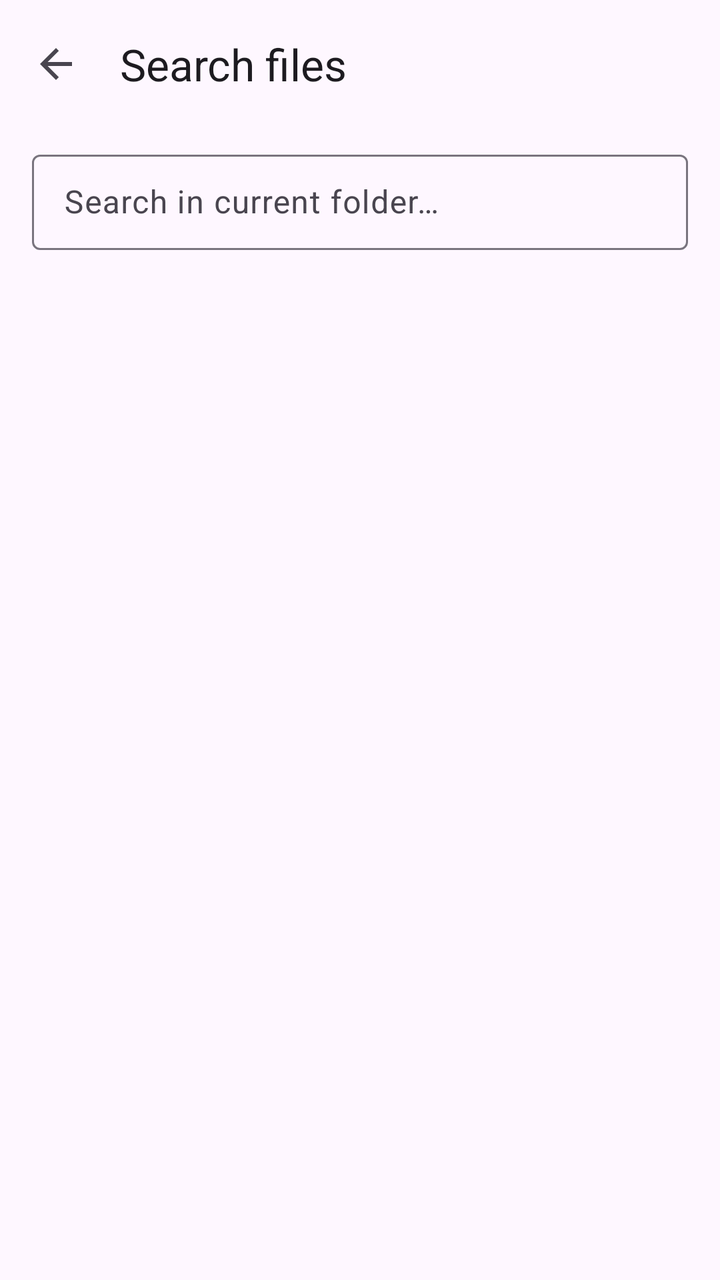
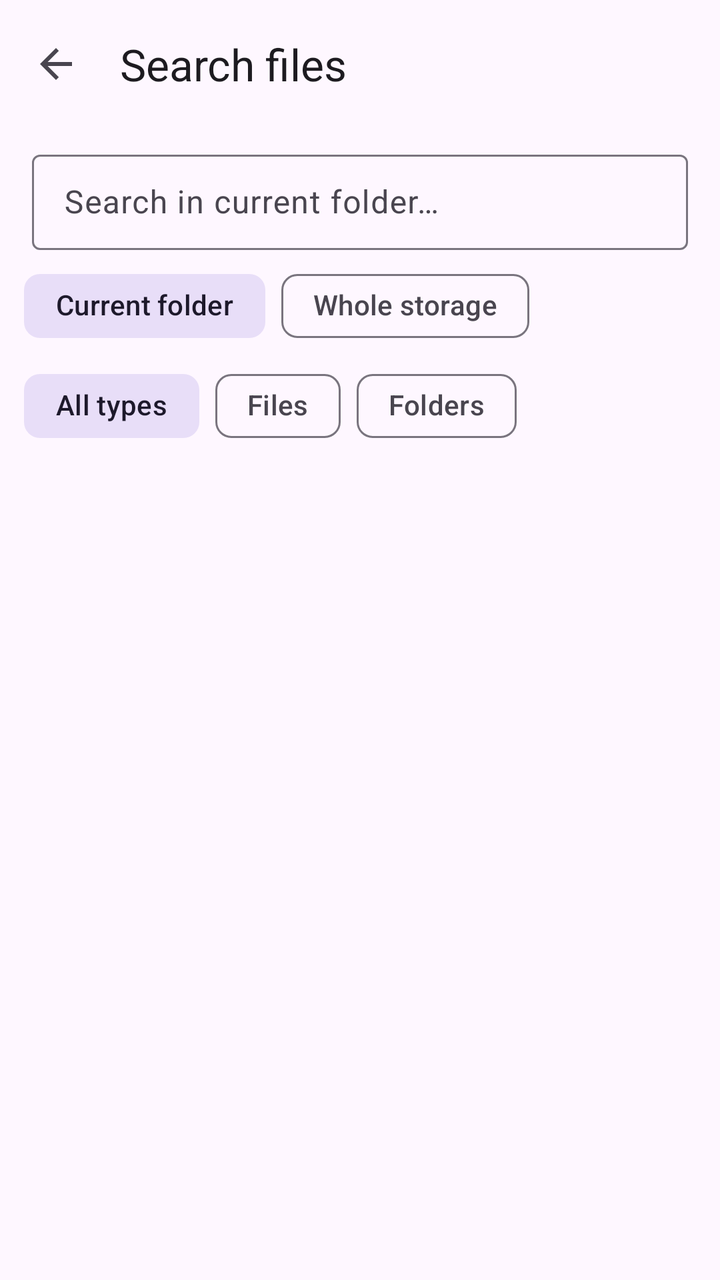

An Android layout rendered at two revisions. The XML below is the earlier revision; the diff shows what the commit changed to produce the second picture.
<!-- AndroidManifest.xml: application theme Theme.FileManagerPro -->
<!-- res/layout/activity_search.xml -->
<?xml version="1.0" encoding="utf-8"?>
<LinearLayout xmlns:android="http://schemas.android.com/apk/res/android"
    xmlns:app="http://schemas.android.com/apk/res-auto"
    android:layout_width="match_parent"
    android:layout_height="match_parent"
    android:orientation="vertical">

    <com.google.android.material.appbar.MaterialToolbar
        android:id="@+id/toolbar"
        android:layout_width="match_parent"
        android:layout_height="?attr/actionBarSize"
        app:navigationIcon="@drawable/ic_arrow_back"
        app:title="@string/action_search" />

    <com.google.android.material.textfield.TextInputLayout
        style="@style/Widget.Material3.TextInputLayout.OutlinedBox.Dense"
        android:layout_width="match_parent"
        android:layout_height="wrap_content"
        android:layout_marginStart="16dp"
        android:layout_marginTop="8dp"
        android:layout_marginEnd="16dp"
        android:hint="@string/search_hint">

        <com.google.android.material.textfield.TextInputEditText
            android:id="@+id/etQuery"
            android:layout_width="match_parent"
            android:layout_height="wrap_content"
            android:imeOptions="actionSearch"
            android:inputType="text"
            android:maxLines="1" />
    </com.google.android.material.textfield.TextInputLayout>

    <FrameLayout
        android:layout_width="match_parent"
        android:layout_height="0dp"
        android:layout_weight="1">

        <androidx.recyclerview.widget.RecyclerView
            android:id="@+id/recycler"
            android:layout_width="match_parent"
            android:layout_height="match_parent"
            android:clipToPadding="false"
            android:paddingTop="4dp" />

        <TextView
            android:id="@+id/tvEmpty"
            android:layout_width="wrap_content"
            android:layout_height="wrap_content"
            android:layout_gravity="center"
            android:text="@string/search_no_results"
            android:textAppearance="@style/TextAppearance.Material3.BodyLarge"
            android:textColor="?android:attr/textColorSecondary"
            android:visibility="gone" />
    </FrameLayout>
</LinearLayout>
<!-- resources referenced by this layout -->
<resources>
  <!-- drawable ic_arrow_back (drawable) -->
  <?xml version="1.0" encoding="utf-8"?>
  <vector xmlns:android="http://schemas.android.com/apk/res/android"
      android:width="24dp"
      android:height="24dp"
      android:viewportWidth="24"
      android:viewportHeight="24"
      android:tint="?attr/colorControlNormal">
      <path
          android:fillColor="@android:color/white"
          android:pathData="M20,11H7.83l5.59,-5.59L12,4l-8,8 8,8 1.41,-1.41L7.83,13H20v-2z" />
  </vector>
  <string name="action_search">Search files</string>
  <string name="search_hint">Search in current folder…</string>
  <string name="search_no_results">No results found</string>
  <style name="Theme.FileManagerPro" parent="Theme.Material3.DayNight.NoActionBar">
          <item name="colorPrimary">@color/brand_primary</item>
          <item name="colorOnPrimary">@android:color/white</item>
          <item name="colorPrimaryContainer">@color/brand_primary_dark</item>
          <item name="colorSecondary">@color/brand_secondary</item>
          <item name="colorTertiary">@color/brand_accent</item>
      </style>
  <color name="brand_primary">#1565C0</color>
  <color name="brand_primary_dark">#0D47A1</color>
  <color name="brand_secondary">#00838F</color>
  <color name="brand_accent">#FFB300</color>
</resources>

<!-- the commit's change to res/layout/activity_search.xml (unified diff, before → after) -->
@@ -30,6 +30,77 @@
             android:maxLines="1" />
     </com.google.android.material.textfield.TextInputLayout>
 
+    <com.google.android.material.chip.ChipGroup
+        android:id="@+id/chipGroupScope"
+        android:layout_width="match_parent"
+        android:layout_height="wrap_content"
+        android:layout_marginStart="12dp"
+        android:layout_marginTop="4dp"
+        android:layout_marginEnd="12dp"
+        app:selectionRequired="true"
+        app:singleLine="true"
+        app:singleSelection="true">
+
+        <com.google.android.material.chip.Chip
+            android:id="@+id/chipScopeCurrent"
+            style="@style/Widget.Material3.Chip.Filter"
+            android:layout_width="wrap_content"
+            android:layout_height="wrap_content"
+            android:checked="true"
+            android:checkable="true"
+            android:text="@string/search_scope_current"
+            app:checkedIconVisible="false" />
+
+        <com.google.android.material.chip.Chip
+            android:id="@+id/chipScopeWhole"
+            style="@style/Widget.Material3.Chip.Filter"
+            android:layout_width="wrap_content"
+            android:layout_height="wrap_content"
+            android:checkable="true"
+            android:text="@string/search_scope_whole"
+            app:checkedIconVisible="false" />
+    </com.google.android.material.chip.ChipGroup>
+
+    <com.google.android.material.chip.ChipGroup
+        android:id="@+id/chipGroupType"
+        android:layout_width="match_parent"
+        android:layout_height="wrap_content"
+        android:layout_marginStart="12dp"
+        android:layout_marginTop="2dp"
+        android:layout_marginEnd="12dp"
+        app:selectionRequired="true"
+        app:singleLine="true"
+        app:singleSelection="true">
+
+        <com.google.android.material.chip.Chip
+            android:id="@+id/chipTypeAll"
+            style="@style/Widget.Material3.Chip.Filter"
+            android:layout_width="wrap_content"
+            android:layout_height="wrap_content"
+            android:checked="true"
+            android:checkable="true"
+            android:text="@string/search_filter_all"
+            app:checkedIconVisible="false" />
+
+        <com.google.android.material.chip.Chip
+            android:id="@+id/chipTypeFiles"
+            style="@style/Widget.Material3.Chip.Filter"
+            android:layout_width="wrap_content"
+            android:layout_height="wrap_content"
+            android:checkable="true"
+            android:text="@string/search_filter_files"
+            app:checkedIconVisible="false" />
+
+        <com.google.android.material.chip.Chip
+            android:id="@+id/chipTypeFolders"
+            style="@style/Widget.Material3.Chip.Filter"
+            android:layout_width="wrap_content"
+            android:layout_height="wrap_content"
+            android:checkable="true"
+            android:text="@string/search_filter_folders"
+            app:checkedIconVisible="false" />
+    </com.google.android.material.chip.ChipGroup>
+
     <FrameLayout
         android:layout_width="match_parent"
         android:layout_height="0dp"
@@ -42,6 +113,16 @@
             android:clipToPadding="false"
             android:paddingTop="4dp" />
 
+        <com.google.android.material.progressindicator.CircularProgressIndicator
+            android:id="@+id/progress"
+            android:layout_width="wrap_content"
+            android:layout_height="wrap_content"
+            android:layout_gravity="center"
+            android:indeterminate="true"
+            android:visibility="gone"
+            app:indicatorColor="?attr/colorPrimary"
+            app:indicatorSize="40dp" />
+
         <TextView
             android:id="@+id/tvEmpty"
             android:layout_width="wrap_content"
<!-- resource entries referenced after the edit -->
@@ -13,8 +13,13 @@
           android:pathData="M20,11H7.83l5.59,-5.59L12,4l-8,8 8,8 1.41,-1.41L7.83,13H20v-2z" />
   </vector>
   <string name="action_search">Search files</string>
+  <string name="search_filter_all">All types</string>
+  <string name="search_filter_files">Files</string>
+  <string name="search_filter_folders">Folders</string>
   <string name="search_hint">Search in current folder…</string>
   <string name="search_no_results">No results found</string>
+  <string name="search_scope_current">Current folder</string>
+  <string name="search_scope_whole">Whole storage</string>
   <style name="Theme.FileManagerPro" parent="Theme.Material3.DayNight.NoActionBar">
           <item name="colorPrimary">@color/brand_primary</item>
           <item name="colorOnPrimary">@android:color/white</item>
